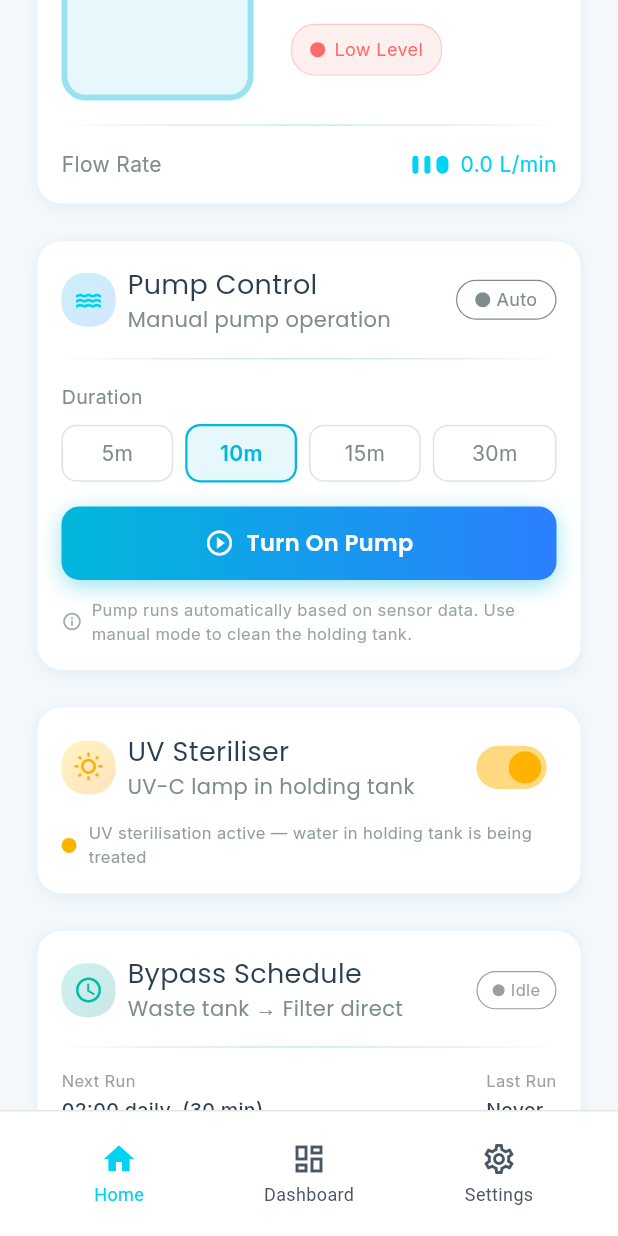
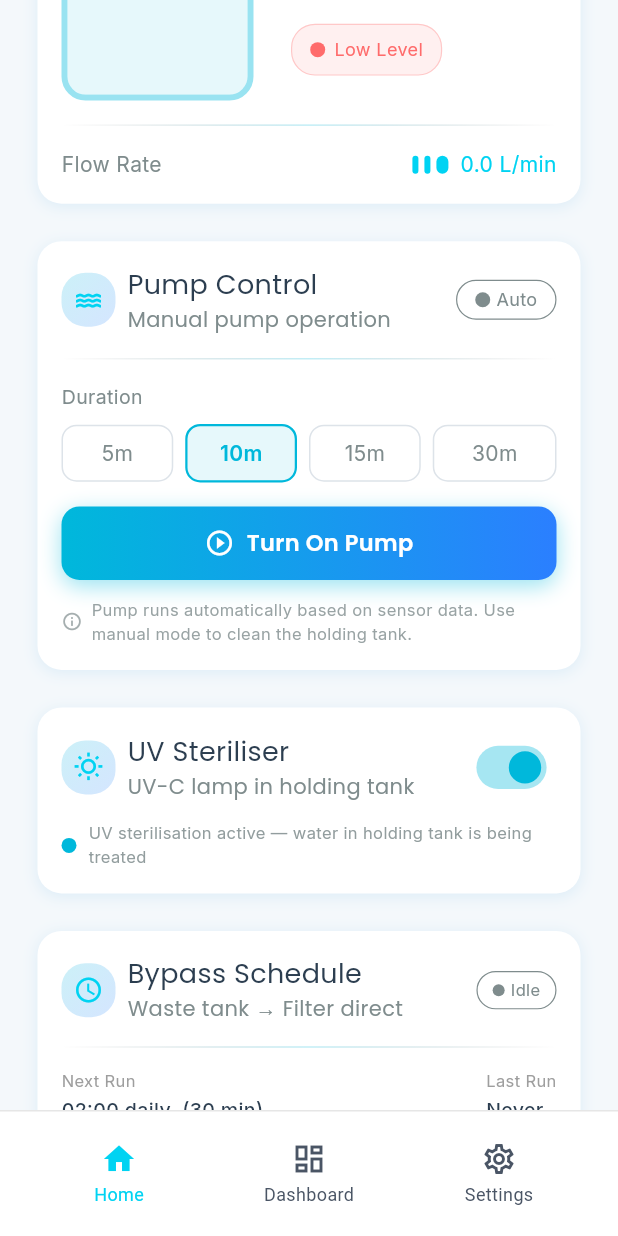
Before and after one commit to adrian-cali/agos, a Flutter app: the HomeScreen screen opened by its route, scrolled down 576 dp, on a phone screen of 412 x 824 dp. Run offline on Flutter 3.47's test engine with Material 3 defaults, Android fonts, the phone set to English and light mode, and no system bars; our stand-ins replace cloud_firestore, firebase_auth, firebase_core, firebase_messaging, fl_chart, flutter_blue_plus and 11 more; missing offline and left inert: flutter_bluetooth_classic_serial, wifi_scan; accounts and stored records are empty; network calls fail; Roboto replaces fonts that are missing (Arial).

```diff
--- a/agos_app/lib/presentation/screens/home/home_screen.dart
+++ b/agos_app/lib/presentation/screens/home/home_screen.dart
@@ -1378,14 +1378,14 @@ class _HomeScreenState extends ConsumerState<HomeScreen>
                     begin: Alignment.topLeft,
                     end: Alignment.bottomRight,
                     colors: [
-                      const Color(0xFFFFD700).withValues(alpha: 0.25),
-                      const Color(0xFFFF8C00).withValues(alpha: 0.25),
+                      const Color(0xFF00B8DB).withValues(alpha: 0.2),
+                      const Color(0xFF2B7FFF).withValues(alpha: 0.2),
                     ],
                   ),
                 ),
                 child: const Icon(
                   Icons.wb_sunny_outlined,
-                  color: Color(0xFFFFB300),
+                  color: Color(0xFF00D3F2),
                   size: 20,
                 ),
               ),
@@ -1420,7 +1420,10 @@ class _HomeScreenState extends ConsumerState<HomeScreen>
                 scale: 0.9,
                 child: Switch(
                   value: uvOn,
-                  activeColor: const Color(0xFFFFB300),
+                  activeThumbColor: const Color(0xFF00B8DB),
+                  activeTrackColor: const Color(0xFF00B8DB).withValues(alpha: 0.35),
+                  inactiveThumbColor: const Color(0xFF7F8C8D),
+                  inactiveTrackColor: const Color(0xFFDDE3E9),
                   onChanged: (val) {
                     ref.read(webSocketServiceProvider).sendUvCommand(on: val);
                     ref.read(uvStateProvider.notifier).setOn(val);
@@ -1437,7 +1440,7 @@ class _HomeScreenState extends ConsumerState<HomeScreen>
                 width: 10,
                 height: 10,
                 decoration: BoxDecoration(
-                  color: uvOn ? const Color(0xFFFFB300) : const Color(0xFF9E9E9E),
+                  color: uvOn ? const Color(0xFF00B8DB) : const Color(0xFF7F8C8D),
                   shape: BoxShape.circle,
                 ),
               ),
@@ -1517,14 +1520,14 @@ class _HomeScreenState extends ConsumerState<HomeScreen>
                     begin: Alignment.topLeft,
                     end: Alignment.bottomRight,
                     colors: [
-                      const Color(0xFF00BFA5).withValues(alpha: 0.2),
-                      const Color(0xFF00838F).withValues(alpha: 0.2),
+                      const Color(0xFF00B8DB).withValues(alpha: 0.2),
+                      const Color(0xFF2B7FFF).withValues(alpha: 0.2),
                     ],
                   ),
                 ),
                 child: const Icon(
                   Icons.schedule_outlined,
-                  color: Color(0xFF00BFA5),
+                  color: Color(0xFF00D3F2),
                   size: 20,
                 ),
               ),
@@ -1560,14 +1563,14 @@ class _HomeScreenState extends ConsumerState<HomeScreen>
                 decoration: BoxDecoration(
                   color: Colors.white,
                   border: Border.all(
-                    color: pumpOn ? const Color(0xFF00BFA5) : const Color(0xFF9E9E9E),
+                    color: pumpOn ? const Color(0xFF00B8DB) : const Color(0xFF7F8C8D),
                     width: 0.8,
                   ),
                   borderRadius: BorderRadius.circular(20),
                   boxShadow: pumpOn
                       ? [
                           BoxShadow(
-                            color: const Color(0xFF00BFA5).withValues(alpha: 0.3),
+                            color: const Color(0xFF00B8DB).withValues(alpha: 0.3),
                             blurRadius: 10,
                           )
                         ]
@@ -1580,7 +1583,7 @@ class _HomeScreenState extends ConsumerState<HomeScreen>
                       width: 8,
                       height: 8,
                       decoration: BoxDecoration(
-                        color: pumpOn ? const Color(0xFF00BFA5) : const Color(0xFF9E9E9E),
+                        color: pumpOn ? const Color(0xFF00B8DB) : const Color(0xFF7F8C8D),
                         shape: BoxShape.circle,
                       ),
                     ),
@@ -1588,7 +1591,7 @@ class _HomeScreenState extends ConsumerState<HomeScreen>
                     Text(
                       pumpOn ? 'Running' : 'Idle',
                       style: TextStyle(
-                        color: pumpOn ? const Color(0xFF00BFA5) : const Color(0xFF9E9E9E),
+                        color: pumpOn ? const Color(0xFF00B8DB) : const Color(0xFF7F8C8D),
                         fontSize: 11,
                         fontFamily: 'Inter',
                       ),
@@ -1608,7 +1611,7 @@ class _HomeScreenState extends ConsumerState<HomeScreen>
                 end: Alignment.centerRight,
                 colors: [
                   Colors.transparent,
-                  const Color(0xFF00BFA5).withValues(alpha: 0.3),
+                  const Color(0xFF00B8DB).withValues(alpha: 0.3),
                   Colors.transparent,
                 ],
               ),
@@ -1636,14 +1639,14 @@ class _HomeScreenState extends ConsumerState<HomeScreen>
                         padding: const EdgeInsets.symmetric(vertical: 11),
                         decoration: BoxDecoration(
                           border: Border.all(
-                              color: const Color(0xFF00BFA5).withValues(alpha: 0.5)),
+                              color: const Color(0xFF00B8DB).withValues(alpha: 0.5)),
                           borderRadius: BorderRadius.circular(10),
                         ),
                         child: const Center(
                           child: Text(
                             'Edit Schedule',
                             style: TextStyle(
-                              color: Color(0xFF00BFA5),
+                              color: Color(0xFF00B8DB),
                               fontSize: 13,
                               fontWeight: FontWeight.w500,
                               fontFamily: 'Poppins',
@@ -1666,12 +1669,12 @@ class _HomeScreenState extends ConsumerState<HomeScreen>
                         padding: const EdgeInsets.symmetric(vertical: 11),
                         decoration: BoxDecoration(
                           gradient: const LinearGradient(
-                              colors: [Color(0xFF00BFA5), Color(0xFF00838F)]),
+                              colors: [Color(0xFF00B8DB), Color(0xFF2B7FFF)]),
                           borderRadius: BorderRadius.circular(10),
                           boxShadow: [
                             BoxShadow(
                               color:
-                                  const Color(0xFF00BFA5).withValues(alpha: 0.4),
+                                  const Color(0xFF00B8DB).withValues(alpha: 0.4),
                               blurRadius: 10,
                               offset: const Offset(0, 4),
                             ),
@@ -1710,7 +1713,7 @@ class _HomeScreenState extends ConsumerState<HomeScreen>
                         padding: const EdgeInsets.symmetric(vertical: 11),
                         decoration: BoxDecoration(
                           border: Border.all(
-                              color: const Color(0xFFFFB300).withValues(alpha: 0.7)),
+                              color: const Color(0xFF00B8DB).withValues(alpha: 0.7)),
                           borderRadius: BorderRadius.circular(10),
                         ),
                         child: const Center(
@@ -1718,12 +1721,12 @@ class _HomeScreenState extends ConsumerState<HomeScreen>
                             mainAxisSize: MainAxisSize.min,
                             children: [
                               Icon(Icons.pause_rounded,
-                                  size: 15, color: Color(0xFFFFB300)),
+                                  size: 15, color: Color(0xFF00B8DB)),
                               SizedBox(width: 4),
                               Text(
                                 'Pause',
                                 style: TextStyle(
-                                  color: Color(0xFFFFB300),
+                                  color: Color(0xFF00B8DB),
                                   fontSize: 13,
                                   fontWeight: FontWeight.w500,
                                   fontFamily: 'Poppins',
@@ -1793,12 +1796,12 @@ class _HomeScreenState extends ConsumerState<HomeScreen>
                         padding: const EdgeInsets.symmetric(vertical: 11),
                         decoration: BoxDecoration(
                           gradient: const LinearGradient(
-                              colors: [Color(0xFF00BFA5), Color(0xFF00838F)]),
+                              colors: [Color(0xFF00B8DB), Color(0xFF2B7FFF)]),
                           borderRadius: BorderRadius.circular(10),
                           boxShadow: [
                             BoxShadow(
                               color:
-                                  const Color(0xFF00BFA5).withValues(alpha: 0.4),
+                                  const Color(0xFF00B8DB).withValues(alpha: 0.4),
                               blurRadius: 10,
                               offset: const Offset(0, 4),
                             ),
@@ -1937,7 +1940,7 @@ class _HomeScreenState extends ConsumerState<HomeScreen>
                       padding: const EdgeInsets.symmetric(vertical: 12, horizontal: 16),
                       decoration: BoxDecoration(
                         border: Border.all(
-                            color: const Color(0xFF00BFA5).withValues(alpha: 0.5)),
+                            color: const Color(0xFF00B8DB).withValues(alpha: 0.5)),
                         borderRadius: BorderRadius.circular(10),
                       ),
                       child: Text(
@@ -1968,11 +1971,11 @@ class _HomeScreenState extends ConsumerState<HomeScreen>
                           padding: const EdgeInsets.symmetric(vertical: 8),
                           decoration: BoxDecoration(
                             color: sel
-                                ? const Color(0xFF00BFA5).withValues(alpha: 0.1)
+                                ? const Color(0xFF00B8DB).withValues(alpha: 0.1)
                                 : Colors.transparent,
                             border: Border.all(
                               color: sel
-                                  ? const Color(0xFF00BFA5)
+                                  ? const Color(0xFF00B8DB)
                                   : const Color(0xFFDDE3E9),
                               width: sel ? 1.5 : 1,
                             ),
@@ -1983,7 +1986,7 @@ class _HomeScreenState extends ConsumerState<HomeScreen>
                               '${d}m',
                               style: TextStyle(
                                 color: sel
-                                    ? const Color(0xFF00BFA5)
+                                  ? const Color(0xFF00B8DB)
                                     : const Color(0xFF7F8C8D),
                                 fontSize: 13,
                                 fontWeight:
@@ -2020,7 +2023,7 @@ class _HomeScreenState extends ConsumerState<HomeScreen>
                     Navigator.of(ctx).pop();
                   },
                   child: const Text('Save',
-                      style: TextStyle(color: Color(0xFF00BFA5))),
+                      style: TextStyle(color: Color(0xFF00B8DB))),
                 ),
               ],
             );
```
Also changed, not shown: agos_app/lib/data/services/websocket_service.dart (+6 -2 lines), agos_app/lib/presentation/screens/auth/login_screen.dart (+22 -5 lines), agos_app/lib/presentation/screens/auth/register_screen.dart (+22 -5 lines), agos_app/lib/presentation/screens/notifications/notifications_screen.dart (+17 -15 lines), agos_app/lib/presentation/screens/settings/change_wifi_screen.dart (+8 -8 lines), agos_app/pubspec.yaml (+16 -2 lines), agos_app/assets/images/agos_app_icon_1024.png (added), agos_app/assets/images/agos_app_splash_icon_1024.png (added), agos_app/pubspec.lock, 73 other files.
